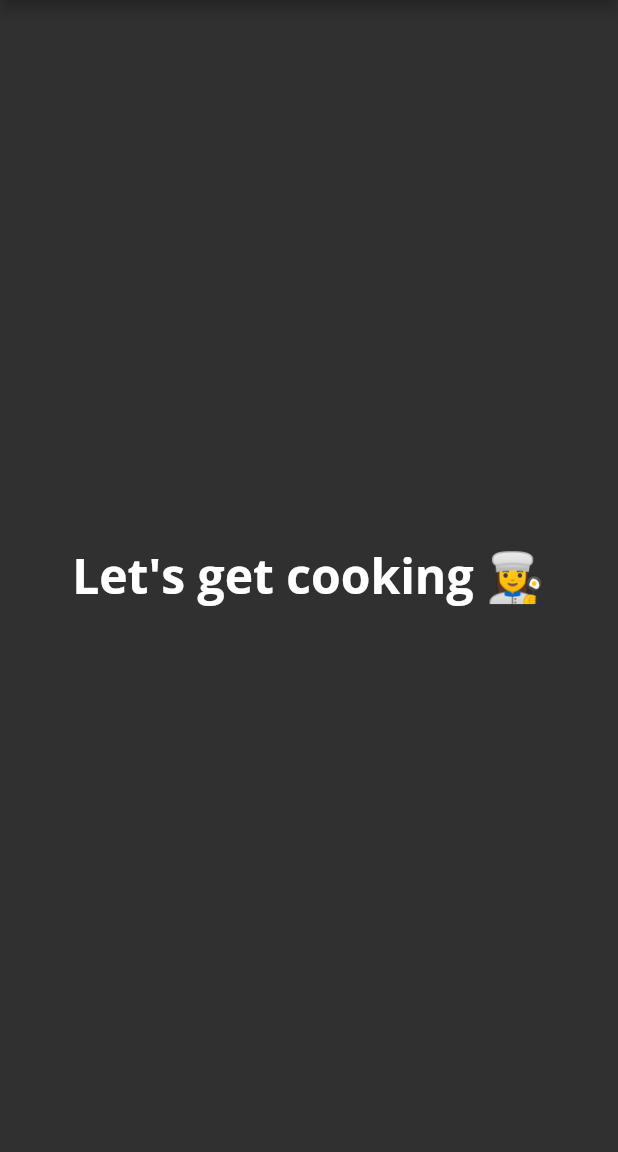
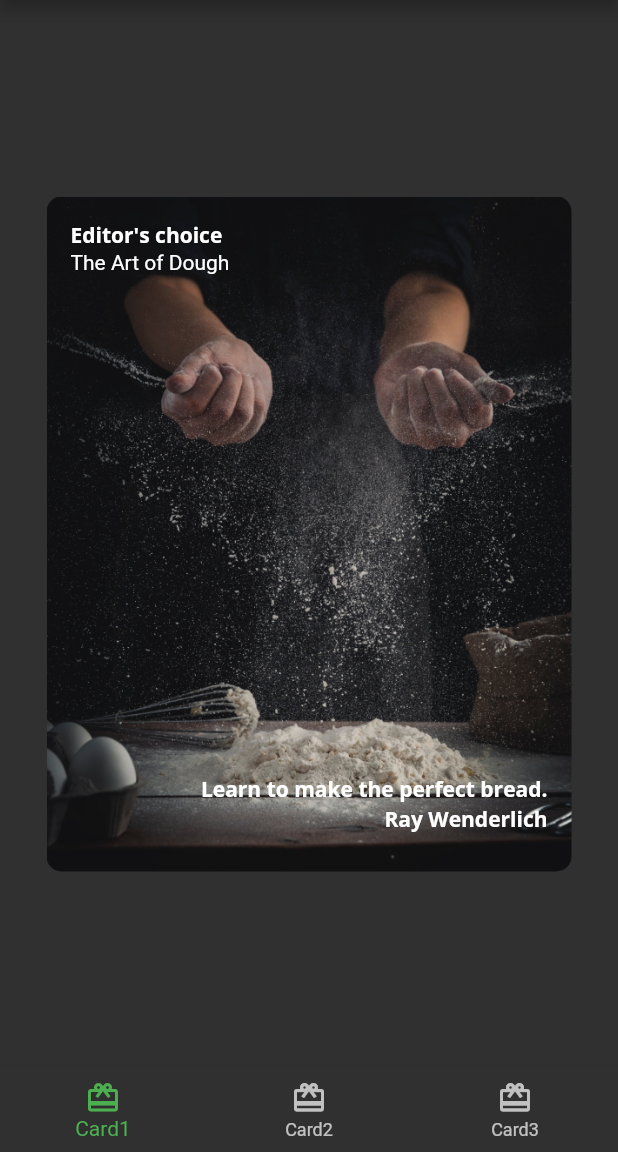
Before and after one commit to niar92i/basic-widgets, a Flutter app: the screen it shows after launch, on a phone screen of 412 x 824 dp, the part 84-1236 px from its top. Run offline on Flutter 3.47's test engine with Material 2 defaults, Android fonts, the phone set to English and light mode, and no system bars; our stand-ins replace google_fonts.

Commit message:
basic-widgets final

```diff
--- /dev/null
+++ b/lib/card1.dart
@@ -0,0 +1,62 @@
+import 'package:flutter/material.dart';
+import 'fooderlich_theme.dart';
+
+class Card1 extends StatelessWidget {
+  const Card1({super.key});
+
+  final String category = 'Editor\'s choice';
+  final String title = 'The Art of Dough';
+  final String description = 'Learn to make the perfect bread.';
+  final String chief = 'Ray Wenderlich';
+
+  @override
+  Widget build(BuildContext context) {
+    return Center(
+      child: Container(
+        padding: const EdgeInsets.all(16),
+        constraints: const BoxConstraints.expand(
+          width: 350,
+          height: 450,
+        ),
+        decoration: const BoxDecoration(
+          image: DecorationImage(
+            image: AssetImage('assets/mag1.png'),
+            fit: BoxFit.cover,
+          ),
+          borderRadius: BorderRadius.all(Radius.circular(10.0)),
+        ),
+        child: Stack(
+          children: [
+            Text(
+              category,
+              style: FooderlichTheme.darkTextTheme.bodyLarge,
+            ),
+            Positioned(
+              top: 20,
+              child: Text(
+                title,
+                style: FooderlichTheme.darkTextTheme.headlineSmall,
+              ),
+            ),
+            Positioned(
+              bottom: 30,
+                right: 0,
+                child: Text(
+                  description,
+                  style: FooderlichTheme.darkTextTheme.bodyLarge,
+                ),
+            ),
+            Positioned(
+              bottom: 10,
+                right: 0,
+                child: Text(
+                  chief,
+                  style: FooderlichTheme.darkTextTheme.bodyLarge,
+                ),
+            ),
+          ],
+        ),
+      ),
+    );
+  }
+}
--- /dev/null
+++ b/lib/home.dart
@@ -0,0 +1,57 @@
+import 'package:flutter/material.dart';
+import 'card1.dart';
+import 'card2.dart';
+import 'card3.dart';
+
+class Home extends StatefulWidget {
+  const Home({super.key});
+
+  @override
+  State<Home> createState() => _HomeState();
+}
+
+class _HomeState extends State<Home> {
+  int _selectedIndex = 0;
+
+  static List<Widget> pages = <Widget>[
+    const Card1(),
+    const Card2(),
+    const Card3(),
+  ];
+
+  void _onItemTapped (int index){
+    setState(() {
+      _selectedIndex = index;
+    });
+  }
+
+  @override
+  Widget build(BuildContext context) {
+    return Scaffold(
+      appBar: AppBar(
+        title: Text(
+          'Fooderlich',
+          style: Theme.of(context).textTheme.titleLarge,
+        ),
+      ),
+      body: pages[_selectedIndex],
+      bottomNavigationBar: BottomNavigationBar(
+        selectedItemColor: Theme.of(context).textSelectionTheme.selectionColor,
+        currentIndex: _selectedIndex,
+        onTap: _onItemTapped,
+        items: const [
+          BottomNavigationBarItem(
+              icon: Icon(Icons.card_giftcard),
+              label: 'Card1',
+          ),BottomNavigationBarItem(
+              icon: Icon(Icons.card_giftcard),
+              label: 'Card2',
+          ),BottomNavigationBarItem(
+              icon: Icon(Icons.card_giftcard),
+              label: 'Card3',
+          ),
+        ],
+      ),
+    );
+  }
+}
--- a/lib/main.dart
+++ b/lib/main.dart
@@ -1,5 +1,6 @@
 import 'package:flutter/material.dart';
 import 'fooderlich_theme.dart';
+import 'home.dart';
 
 void main() {
   // 1
@@ -12,21 +13,11 @@ class Fooderlich extends StatelessWidget {
   @override
   Widget build(BuildContext context) {
     final theme = FooderlichTheme.dark();
-    // TODO: Apply Home widget
     // 3
     return MaterialApp(
       theme: theme,
       title: 'Fooderlich',
-      // 4
-      home: Scaffold(
-        appBar: AppBar(
-            title: Text('Fooderlich',
-            style: theme.textTheme.titleLarge,)
-        ),
-        body: Center(child: Text(
-          'Let\'s get cooking 👩‍🍳', style: theme.textTheme.displayLarge,)
-        ),
-      ),
+      home: const Home(),
     );
   }
 }
```
Also changed, not shown: lib/author_card.dart (added, +71 -0 lines), lib/card2.dart (added, +60 -0 lines), lib/card3.dart (added, +92 -0 lines), lib/circle_image.dart (added, +24 -0 lines).
